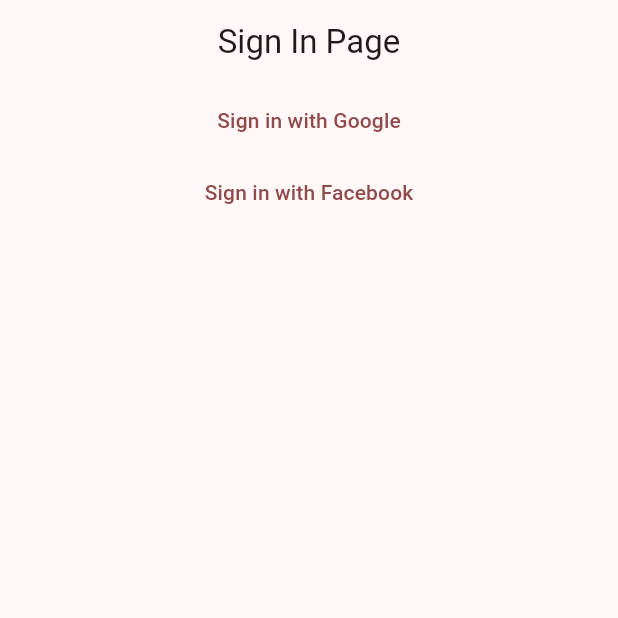
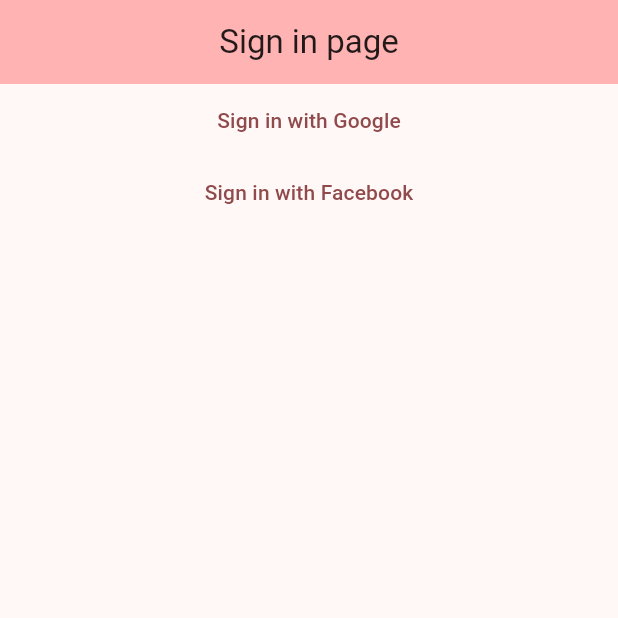
Before and after one commit to redflagsdating/rfd-app, a Flutter app: the screen it shows after launch, on a phone screen of 412 x 824 dp, the top half of it. Run offline on Flutter 3.47's test engine with Material 2 defaults, Android fonts, the phone set to English and light mode, and no system bars; drawn by our look-alikes of flutter_platform_widgets; our stand-ins replace cloud_firestore, firebase_auth, firebase_core, google_sign_in, logger, shared_preferences; missing offline and left inert: flutter_facebook_auth; accounts and stored records are empty.

```diff
--- a/lib/app.dart
+++ b/lib/app.dart
@@ -1,7 +1,5 @@
 import 'package:cloud_firestore/cloud_firestore.dart';
-import 'package:flutter/cupertino.dart';
 import 'package:flutter/material.dart';
-import 'package:flutter_platform_widgets/flutter_platform_widgets.dart';
 import 'package:provider/provider.dart';
 import 'package:red_flags/services/auth_provider.dart';
 import 'package:red_flags/services/logger_provider.dart';
@@ -36,11 +34,16 @@
         )
       ],
       // Automatically switch to material or cupertino base on the platform
-      child: PlatformProvider(
+      child: Builder(
         builder: (context) {
           AuthProvider authProvider = Provider.of<AuthProvider>(context);
 
-          return PlatformApp(
+          return MaterialApp(
+            theme: ThemeData(
+              appBarTheme: const AppBarTheme(centerTitle: true),
+              colorScheme: ColorScheme.fromSeed(seedColor: Colors.red.shade200),
+              useMaterial3: true,
+            ),
             home: ListenableBuilder(
               listenable: authProvider,
               builder: (context, __) {
@@ -51,7 +54,7 @@
                     : Tween(begin: const Offset(-1, 0.0), end: Offset.zero);
 
                 return AnimatedSwitcher(
-                  duration: const Duration(milliseconds: 300),
+                  duration: const Duration(milliseconds: 200),
                   reverseDuration: const Duration(milliseconds: 0),
                   transitionBuilder: (child, animation) {
                     return FadeTransition(
@@ -68,23 +71,6 @@
                 );
               },
             ),
-            // Android app
-            material: (_, __) => MaterialAppData(
-              color: Colors.greenAccent,
-              theme: ThemeData(
-                appBarTheme: const AppBarTheme(centerTitle: true),
-                colorScheme:
-                    ColorScheme.fromSeed(seedColor: Colors.red.shade200),
-                useMaterial3: true,
-              ),
-            ),
-            // iOS app
-            cupertino: (_, __) => CupertinoAppData(
-              theme: const CupertinoThemeData(
-                barBackgroundColor: CupertinoColors.systemRed,
-                scaffoldBackgroundColor: CupertinoColors.white,
-              ),
-            ),
           );
         },
       ),
--- a/lib/widgets/home_page.dart
+++ b/lib/widgets/home_page.dart
@@ -1,6 +1,4 @@
-import 'package:flutter/cupertino.dart';
 import 'package:flutter/material.dart';
-import 'package:flutter_platform_widgets/flutter_platform_widgets.dart';
 import 'package:provider/provider.dart';
 import 'package:red_flags/services/auth_provider.dart';
 
@@ -18,12 +16,8 @@
   Widget build(BuildContext context) {
     AuthProvider authProvider = Provider.of<AuthProvider>(context);
 
-    return PlatformScaffold(
-      cupertino: (_, __) => CupertinoPageScaffoldData(
-          navigationBar: CupertinoNavigationBar(
-        middle: Text(widget.title),
-      )),
-      appBar: PlatformAppBar(
+    return Scaffold(
+      appBar: AppBar(
         // TRY THIS: Try changing the color here to a specific color (to
         // Colors.amber, perhaps?) and trigger a hot reload to see the AppBar
         // change color while the other colors stay the same.
--- a/lib/widgets/signin_page.dart
+++ b/lib/widgets/signin_page.dart
@@ -1,6 +1,4 @@
-import 'package:flutter/cupertino.dart';
 import 'package:flutter/material.dart';
-import 'package:flutter_platform_widgets/flutter_platform_widgets.dart';
 import 'package:provider/provider.dart';
 import 'package:red_flags/services/auth_provider.dart';
 
@@ -43,13 +41,15 @@
   Widget build(BuildContext context) {
     AuthProvider authProvider = Provider.of<AuthProvider>(context);
 
-    return PlatformScaffold(
-      cupertino: (_, __) => CupertinoPageScaffoldData(
-          navigationBar: const CupertinoNavigationBar(
-        middle: Text('Sign In Page'),
-      )),
-      appBar: PlatformAppBar(
-        title: const Text('Sign In Page'),
+    return Scaffold(
+      appBar: AppBar(
+        // TRY THIS: Try changing the color here to a specific color (to
+        // Colors.amber, perhaps?) and trigger a hot reload to see the AppBar
+        // change color while the other colors stay the same.
+        backgroundColor: Theme.of(context).colorScheme.inversePrimary,
+        // Here we take the value from the MyHomePage object that was created by
+        // the App.build method, and use it to set our appbar title.
+        title: const Text('Sign in page'),
       ),
       body: Column(
         children: <Widget>[
--- a/pubspec.yaml
+++ b/pubspec.yaml
@@ -35,7 +35,6 @@
   # The following adds the Cupertino Icons font to your application.
   # Use with the CupertinoIcons class for iOS style icons.
   cupertino_icons: ^1.0.2
-  flutter_platform_widgets: ^3.3.5
   firebase_core: ^2.15.0
   firebase_auth: ^4.7.3
   google_sign_in: ^6.1.4
```
Also changed, not shown: pubspec.lock, 2 other files.
